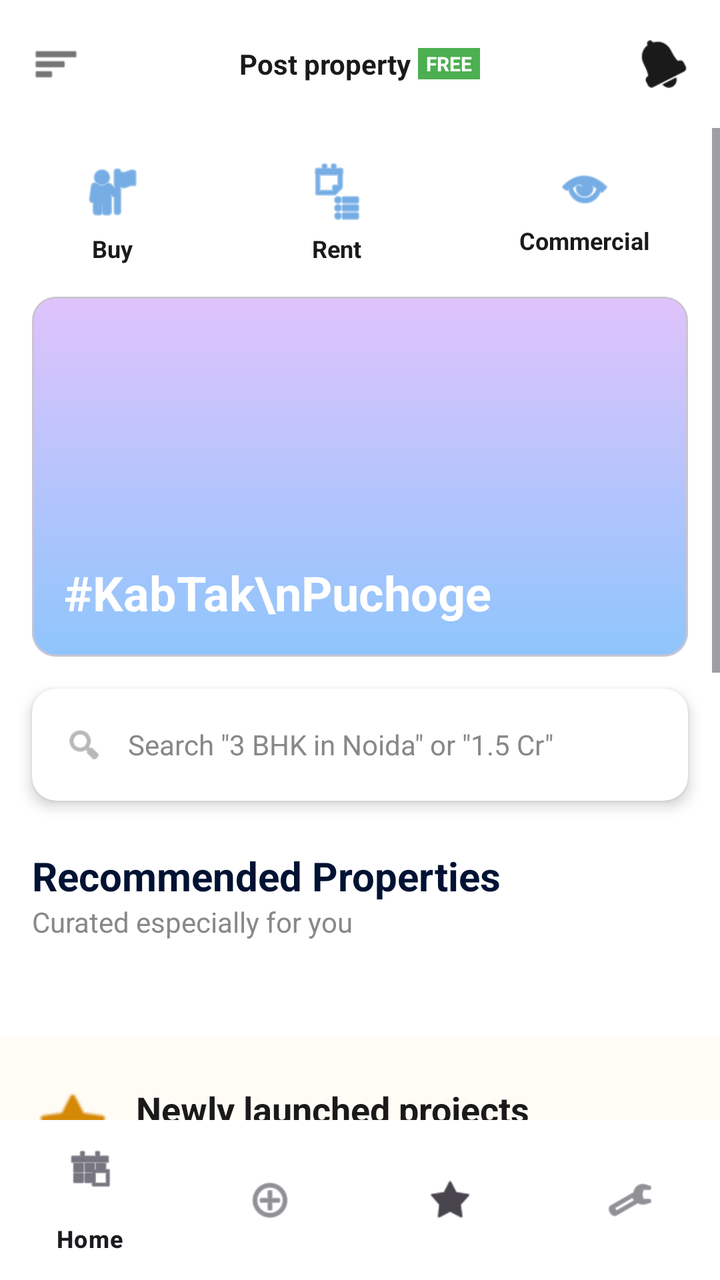
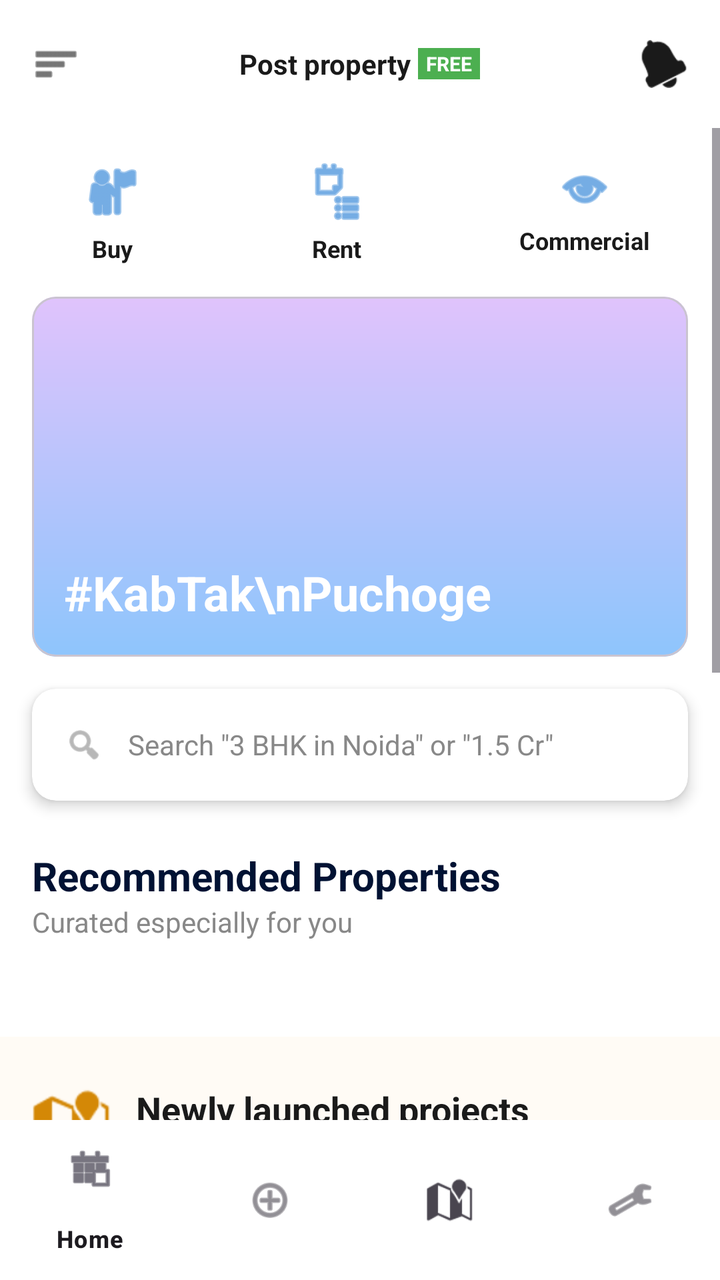

Before-and-after screenshots of an Android layout around one commit, followed by the original layout XML and the change that was made.
<!-- AndroidManifest.xml: application theme Theme.Realestateapp -->
<!-- res/layout/activity_home.xml -->
<?xml version="1.0" encoding="utf-8"?>
<androidx.drawerlayout.widget.DrawerLayout xmlns:android="http://schemas.android.com/apk/res/android"
    xmlns:app="http://schemas.android.com/apk/res-auto"
    android:id="@+id/drawerLayout"
    android:layout_width="match_parent"
    android:layout_height="match_parent"
    android:background="#FFFFFF">

    <LinearLayout
        android:layout_width="match_parent"
        android:layout_height="match_parent"
        android:orientation="vertical"
        android:fitsSystemWindows="true">

        
        <RelativeLayout
            android:layout_width="match_parent"
            android:layout_height="?attr/actionBarSize"
            android:paddingHorizontal="16dp">

            <ImageView
                android:id="@+id/btnMenu"
                android:layout_width="24dp"
                android:layout_height="24dp"
                android:layout_centerVertical="true"
                android:src="@android:drawable/ic_menu_sort_by_size"
                app:tint="#1A1A1A" />

            <LinearLayout
                android:id="@+id/btnPostProperty"
                android:layout_width="wrap_content"
                android:layout_height="wrap_content"
                android:layout_centerInParent="true"
                android:gravity="center_vertical"
                android:orientation="horizontal"
                android:background="?attr/selectableItemBackground"
                android:padding="4dp"
                android:clickable="true"
                android:focusable="true">
                <TextView
                    android:layout_width="wrap_content"
                    android:layout_height="wrap_content"
                    android:text="Post property "
                    android:textColor="#1A1A1A"
                    android:textSize="14sp"
                    android:textStyle="bold" />
                <TextView
                    android:layout_width="wrap_content"
                    android:layout_height="wrap_content"
                    android:background="#4CAF50"
                    android:paddingHorizontal="4dp"
                    android:paddingVertical="1dp"
                    android:text="FREE"
                    android:textColor="#FFFFFF"
                    android:textSize="10sp"
                    android:textStyle="bold" />
            </LinearLayout>

            <ImageView
                android:layout_width="24dp"
                android:layout_height="24dp"
                android:layout_alignParentEnd="true"
                android:layout_centerVertical="true"
                android:src="@android:drawable/ic_popup_reminder"
                app:tint="#1A1A1A" />
        </RelativeLayout>

        <ScrollView
            android:layout_width="match_parent"
            android:layout_height="0dp"
            android:layout_weight="1">

            <LinearLayout
                android:layout_width="match_parent"
                android:layout_height="wrap_content"
                android:orientation="vertical"
                android:paddingBottom="80dp">

                
                <LinearLayout
                    android:layout_width="match_parent"
                    android:layout_height="wrap_content"
                    android:orientation="horizontal"
                    android:paddingVertical="16dp">

                    <LinearLayout
                        android:id="@+id/catBuy"
                        android:layout_width="0dp"
                        android:layout_height="wrap_content"
                        android:layout_weight="1"
                        android:gravity="center"
                        android:orientation="vertical"
                        android:clickable="true"
                        android:focusable="true"
                        android:background="?attr/selectableItemBackground">
                        <ImageView android:layout_width="32dp" android:layout_height="32dp" android:src="@android:drawable/ic_menu_myplaces" app:tint="#1976D2" />
                        <TextView android:layout_width="wrap_content" android:layout_height="wrap_content" android:text="Buy" android:textColor="#1A1A1A" android:textSize="12sp" android:layout_marginTop="4dp" android:textStyle="bold" />
                    </LinearLayout>

                    <LinearLayout
                        android:id="@+id/catRent"
                        android:layout_width="0dp"
                        android:layout_height="wrap_content"
                        android:layout_weight="1"
                        android:gravity="center"
                        android:orientation="vertical"
                        android:clickable="true"
                        android:focusable="true"
                        android:background="?attr/selectableItemBackground">
                        <ImageView android:layout_width="32dp" android:layout_height="32dp" android:src="@android:drawable/ic_menu_agenda" app:tint="#1976D2" />
                        <TextView android:layout_width="wrap_content" android:layout_height="wrap_content" android:text="Rent" android:textColor="#1A1A1A" android:textSize="12sp" android:layout_marginTop="4dp" android:textStyle="bold" />
                    </LinearLayout>

                    <LinearLayout
                        android:id="@+id/catCommercial"
                        android:layout_width="0dp"
                        android:layout_height="wrap_content"
                        android:layout_weight="1.2"
                        android:gravity="center"
                        android:orientation="vertical"
                        android:clickable="true"
                        android:focusable="true"
                        android:background="?attr/selectableItemBackground">
                        <ImageView android:layout_width="28dp" android:layout_height="28dp" android:src="@android:drawable/ic_menu_view" app:tint="#1976D2" />
                        <TextView android:layout_width="wrap_content" android:layout_height="wrap_content" android:text="Commercial" android:textColor="#1A1A1A" android:textSize="12sp" android:layout_marginTop="4dp" android:textStyle="bold" />
                    </LinearLayout>
                </LinearLayout>

                
                <com.google.android.material.card.MaterialCardView
                    android:layout_width="match_parent"
                    android:layout_height="180dp"
                    android:layout_marginHorizontal="16dp"
                    app:cardCornerRadius="12dp"
                    app:cardElevation="0dp">
                    <ImageView
                        android:layout_width="match_parent"
                        android:layout_height="match_parent"
                        android:scaleType="centerCrop"
                        android:src="@drawable/bg_gradient" />
                    <TextView
                        android:layout_width="wrap_content"
                        android:layout_height="wrap_content"
                        android:layout_gravity="bottom|start"
                        android:layout_margin="16dp"
                        android:text="#KabTak\nPuchoge"
                        android:textColor="#FFFFFF"
                        android:textSize="24sp"
                        android:textStyle="bold" />
                </com.google.android.material.card.MaterialCardView>

                
                <androidx.cardview.widget.CardView
                    android:id="@+id/homeSearchBar"
                    android:layout_width="match_parent"
                    android:layout_height="56dp"
                    android:layout_marginHorizontal="16dp"
                    android:layout_marginTop="16dp"
                    android:layout_marginBottom="24dp"
                    app:cardCornerRadius="12dp"
                    app:cardElevation="4dp"
                    android:clickable="true"
                    android:focusable="true">
                    <LinearLayout
                        android:layout_width="match_parent"
                        android:layout_height="match_parent"
                        android:gravity="center_vertical"
                        android:orientation="horizontal"
                        android:paddingHorizontal="16dp">
                        <ImageView android:layout_width="20dp" android:layout_height="20dp" android:src="@android:drawable/ic_menu_search" app:tint="#888888" />
                        <TextView
                            android:layout_width="match_parent"
                            android:layout_height="wrap_content"
                            android:layout_marginStart="12dp"
                            android:text='Search "3 BHK in Noida" or "1.5 Cr"'
                            android:textColor="#888888"
                            android:textSize="14sp" />
                    </LinearLayout>
                </androidx.cardview.widget.CardView>

                
                <TextView
                    android:layout_width="wrap_content"
                    android:layout_height="wrap_content"
                    android:layout_marginHorizontal="16dp"
                    android:text="Recommended Properties"
                    android:textColor="#001233"
                    android:textSize="20sp"
                    android:textStyle="bold" />
                <TextView
                    android:layout_width="wrap_content"
                    android:layout_height="wrap_content"
                    android:layout_marginHorizontal="16dp"
                    android:text="Curated especially for you"
                    android:textColor="#888888"
                    android:textSize="14sp" />

                <androidx.recyclerview.widget.RecyclerView
                    android:id="@+id/rvProperties"
                    android:layout_width="match_parent"
                    android:layout_height="wrap_content"
                    android:layout_marginTop="16dp"
                    android:clipToPadding="false"
                    android:paddingHorizontal="16dp" />

                
                <LinearLayout
                    android:layout_width="match_parent"
                    android:layout_height="wrap_content"
                    android:layout_marginTop="32dp"
                    android:background="#FFFBF5"
                    android:orientation="vertical"
                    android:paddingVertical="24dp">

                    <LinearLayout
                        android:layout_width="match_parent"
                        android:layout_height="wrap_content"
                        android:gravity="center_vertical"
                        android:orientation="horizontal"
                        android:paddingHorizontal="16dp">

                        <ImageView
                            android:layout_width="40dp"
                            android:layout_height="40dp"
                            android:src="@android:drawable/btn_star_big_on"
                            app:tint="#D48806" />

                        <LinearLayout
                            android:layout_width="wrap_content"
                            android:layout_height="wrap_content"
                            android:layout_marginStart="12dp"
                            android:orientation="vertical">
                            <TextView
                                android:layout_width="wrap_content"
                                android:layout_height="wrap_content"
                                android:text="Newly launched projects"
                                android:textColor="#1A1A1A"
                                android:textSize="18sp"
                                android:textStyle="bold" />
                            <TextView
                                android:layout_width="wrap_content"
                                android:layout_height="wrap_content"
                                android:text="Best prices • Unit of choice • Easy payment plans"
                                android:textColor="#666666"
                                android:textSize="12sp" />
                        </LinearLayout>
                    </LinearLayout>

                    <androidx.recyclerview.widget.RecyclerView
                        android:id="@+id/rvNewLaunches"
                        android:layout_width="match_parent"
                        android:layout_height="wrap_content"
                        android:layout_marginTop="16dp"
                        android:clipToPadding="false"
                        android:paddingHorizontal="16dp" />

                </LinearLayout>

                
                <LinearLayout
                    android:layout_width="match_parent"
                    android:layout_height="wrap_content"
                    android:background="#F0F7FF"
                    android:orientation="vertical"
                    android:paddingVertical="24dp">

                    <RelativeLayout
                        android:layout_width="match_parent"
                        android:layout_height="wrap_content"
                        android:paddingHorizontal="16dp">

                        <ImageView
                            android:id="@+id/ivToolsIcon"
                            android:layout_width="40dp"
                            android:layout_height="40dp"
                            android:src="@android:drawable/ic_menu_manage"
                            app:tint="#1976D2" />

                        <LinearLayout
                            android:layout_width="wrap_content"
                            android:layout_height="wrap_content"
                            android:layout_marginStart="12dp"
                            android:layout_toEndOf="@id/ivToolsIcon"
                            android:orientation="vertical">
                            <TextView
                                android:layout_width="wrap_content"
                                android:layout_height="wrap_content"
                                android:text="Use popular tools"
                                android:textColor="#1A1A1A"
                                android:textSize="18sp"
                                android:textStyle="bold" />
                            <TextView
                                android:layout_width="wrap_content"
                                android:layout_height="wrap_content"
                                android:text="Go from browsing to buying"
                                android:textColor="#666666"
                                android:textSize="12sp" />
                        </LinearLayout>
                    </RelativeLayout>

                    
                    <LinearLayout
                        android:layout_width="match_parent"
                        android:layout_height="160dp"
                        android:layout_marginTop="16dp"
                        android:orientation="horizontal"
                        android:paddingHorizontal="16dp">

                        <com.google.android.material.card.MaterialCardView
                            android:id="@+id/cardBudgetCalculator"
                            android:layout_width="0dp"
                            android:layout_height="match_parent"
                            android:layout_weight="1"
                            android:layout_marginEnd="8dp"
                            app:cardCornerRadius="12dp"
                            app:cardElevation="2dp"
                            app:cardBackgroundColor="@color/white"
                            android:clickable="true"
                            android:focusable="true">
                            <LinearLayout
                                android:layout_width="match_parent"
                                android:layout_height="match_parent"
                                android:orientation="vertical"
                                android:padding="16dp"
                                android:gravity="center">
                                <ImageView android:layout_width="48dp" android:layout_height="48dp" android:src="@android:drawable/ic_menu_today" app:tint="#D48806" />
                                <TextView
                                    android:layout_width="wrap_content"
                                    android:layout_height="wrap_content"
                                    android:layout_marginTop="12dp"
                                    android:text="Budget Calculator →"
                                    android:textColor="#1A1A1A"
                                    android:textStyle="bold"
                                    android:gravity="center" />
                                <TextView
                                    android:layout_width="wrap_content"
                                    android:layout_height="wrap_content"
                                    android:layout_marginTop="4dp"
                                    android:text="Check your affordability range"
                                    android:textColor="#666666"
                                    android:textSize="10sp"
                                    android:gravity="center" />
                            </LinearLayout>
                        </com.google.android.material.card.MaterialCardView>

                        <com.google.android.material.card.MaterialCardView
                            android:id="@+id/cardEmiCalculator"
                            android:layout_width="0dp"
                            android:layout_height="match_parent"
                            android:layout_weight="1"
                            android:layout_marginStart="8dp"
                            app:cardCornerRadius="12dp"
                            app:cardElevation="2dp"
                            app:cardBackgroundColor="@color/white"
                            android:clickable="true"
                            android:focusable="true">
                            <LinearLayout
                                android:layout_width="match_parent"
                                android:layout_height="match_parent"
                                android:orientation="vertical"
                                android:padding="16dp"
                                android:gravity="center">
                                <ImageView android:layout_width="48dp" android:layout_height="48dp" android:src="@android:drawable/ic_menu_send" app:tint="#D48806" />
                                <TextView
                                    android:layout_width="wrap_content"
                                    android:layout_height="wrap_content"
                                    android:layout_marginTop="12dp"
                                    android:text="EMI Calculator →"
                                    android:textColor="#1A1A1A"
                                    android:textStyle="bold"
                                    android:gravity="center" />
                                <TextView
                                    android:layout_width="wrap_content"
                                    android:layout_height="wrap_content"
                                    android:layout_marginTop="4dp"
                                    android:text="Calculate your monthly home loan"
                                    android:textColor="#666666"
                                    android:textSize="10sp"
                                    android:gravity="center" />
                            </LinearLayout>
                        </com.google.android.material.card.MaterialCardView>
                    </LinearLayout>
                </LinearLayout>

            </LinearLayout>
        </ScrollView>

        
        <com.google.android.material.bottomnavigation.BottomNavigationView
            android:id="@+id/bottomNav"
            android:layout_width="match_parent"
            android:layout_height="wrap_content"
            android:background="#FFFFFF"
            app:menu="@menu/bottom_nav_menu" />

    </LinearLayout>

</androidx.drawerlayout.widget.DrawerLayout>
<!-- resources referenced by this layout -->
<resources>
  <color name="white">#FFFFFFFF</color>
  <!-- drawable bg_gradient (drawable) -->
  <shape xmlns:android="http://schemas.android.com/apk/res/android">
      <gradient
          android:startColor="#E0C3FC"
          android:endColor="#8EC5FC"
          android:angle="270"/>
  </shape>
  <style name="Theme.Realestateapp" parent="Base.Theme.Realestateapp" />
  <style name="Base.Theme.Realestateapp" parent="Theme.Material3.DayNight.NoActionBar">
          
          <item name="colorPrimary">@color/primary</item>
      </style>
  <color name="primary">#7F3DFF</color>
</resources>

<!-- the commit's change to res/layout/activity_home.xml (unified diff, before → after) -->
@@ -222,7 +222,7 @@
                         <ImageView
                             android:layout_width="40dp"
                             android:layout_height="40dp"
-                            android:src="@android:drawable/btn_star_big_on"
+                            android:src="@android:drawable/ic_dialog_map"
                             app:tint="#D48806" />
 
                         <LinearLayout
